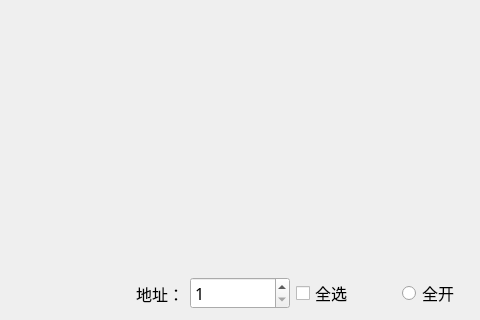
Before: the Qt Designer form IDC_TestSystem/ZPDU/z_test/z_testsw/ztest_swwid.ui in ChinaClever/IDC_TestSystem, drawn with Qt 5; both pictures show x 303 to 783 and y 398 to 718 of the 1424 by 718 pixel window.
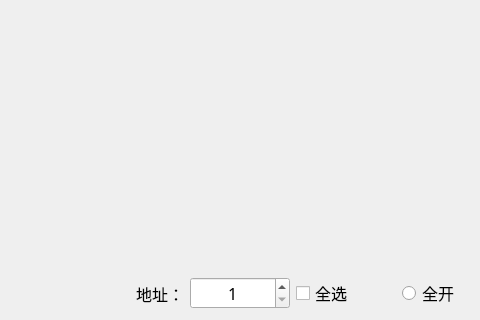
After: the same form once the commit is applied.

The edit to the form file:
```diff
--- a/IDC_TestSystem/ZPDU/z_test/z_testsw/ztest_swwid.ui
+++ b/IDC_TestSystem/ZPDU/z_test/z_testsw/ztest_swwid.ui
@@ -10,6 +10,12 @@
     <height>718</height>
    </rect>
   </property>
+  <property name="font">
+   <font>
+    <family>微软雅黑</family>
+    <pointsize>12</pointsize>
+   </font>
+  </property>
   <property name="windowTitle">
    <string>Form</string>
   </property>
@@ -299,6 +305,9 @@
           <pointsize>12</pointsize>
          </font>
         </property>
+        <property name="alignment">
+         <set>Qt::AlignCenter</set>
+        </property>
         <property name="minimum">
          <number>1</number>
         </property>
```
